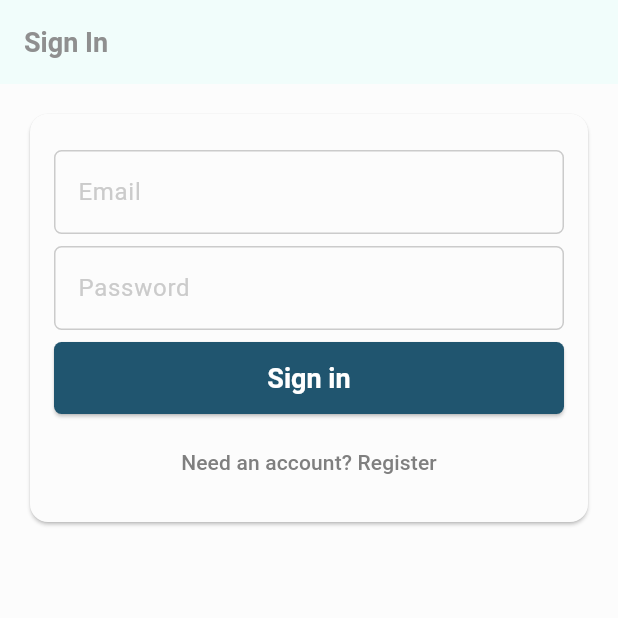
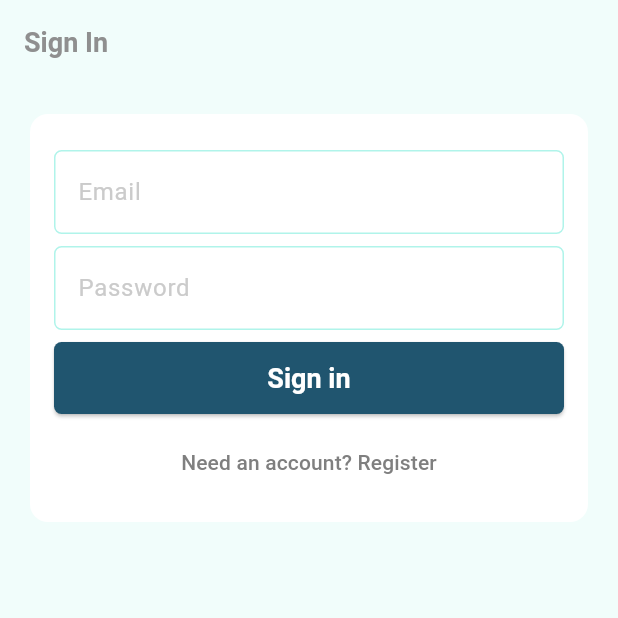
Before and after one commit to noskova/vokki, a Flutter app: the screen it shows after launch, on a phone screen of 412 x 824 dp, the top half of it. Run offline on Flutter 3.47's test engine with Material 3 defaults, Android fonts, the phone set to English and light mode, and no system bars; our stand-ins replace cloud_firestore, envied, equatable, firebase_auth, firebase_core, flutter_riverpod and 3 more; missing offline and left inert: algolia; accounts and stored records are empty; generated files the repository leaves out were written again.

Commit message:
small theme adjustments

```diff
--- a/lib/src/common_widgets/vokki_app_bar.dart
+++ b/lib/src/common_widgets/vokki_app_bar.dart
@@ -13,8 +13,6 @@ class VokkiAppBar extends StatelessWidget implements PreferredSizeWidget {
 
   @override
   Widget build(BuildContext context) {
-    print('showLogo: $showLogo');
-
     return AppBar(
       leading: (showLogo ?? false)
           ? Padding(
@@ -23,9 +21,9 @@ class VokkiAppBar extends StatelessWidget implements PreferredSizeWidget {
             )
           : null,
       actions: [
-        const Greeting(),
+        //const Greeting(),
         IconButton(
-          icon: const Icon(Icons.account_circle),
+          icon: const Icon(Icons.account_circle, size: Sizes.p40),
           onPressed: () => context.goNamed(
             AppRoute.account.name,
           ),
--- a/lib/src/constants/app_sizes.dart
+++ b/lib/src/constants/app_sizes.dart
@@ -9,6 +9,8 @@ class Sizes {
   static const p20 = 20.0;
   static const p24 = 24.0;
   static const p32 = 32.0;
+  static const p36 = 36.0;
+  static const p40 = 40.0;
   static const p48 = 48.0;
   static const p64 = 64.0;
 }
--- a/lib/src/features/flashcards/presentation/flash_cards_list/flash_cards_list.dart
+++ b/lib/src/features/flashcards/presentation/flash_cards_list/flash_cards_list.dart
@@ -45,9 +45,7 @@ class _FlashCardsListScreenState extends State<FlashCardsListScreen> {
   @override
   Widget build(BuildContext context) {
     return Scaffold(
-      appBar: const VokkiAppBar(
-        showLogo: true,
-      ),
+      appBar: const VokkiAppBar(),
       body: CustomScrollView(
         controller: _scrollController,
         slivers: [
--- a/lib/src/features/home/presentation/home_screen.dart
+++ b/lib/src/features/home/presentation/home_screen.dart
@@ -11,7 +11,9 @@ class HomeScreen extends ConsumerWidget {
   @override
   Widget build(BuildContext context, WidgetRef ref) {
     return Scaffold(
-      appBar: const VokkiAppBar(),
+      appBar: const VokkiAppBar(
+        showLogo: true,
+      ),
       floatingActionButtonLocation: FloatingActionButtonLocation.centerFloat,
       floatingActionButton: FloatingActionButton(
         onPressed: () => context.goNamed(
--- a/lib/src/routing/app_router.dart
+++ b/lib/src/routing/app_router.dart
@@ -43,7 +43,7 @@ GoRouter goRouter(GoRouterRef ref) {
       GoRoute(
         path: '/',
         name: AppRoute.home.name,
-        builder: (context, state) => const FlashCardsListScreen(),
+        builder: (context, state) => const HomeScreen(),
         routes: [
           GoRoute(
             path: 'account',
--- a/lib/src/themes/color_scheme.dart
+++ b/lib/src/themes/color_scheme.dart
@@ -26,7 +26,7 @@ class VokkiColorSchemeLight {
       },
     );
     const MaterialColor neutralColor = MaterialColor(
-      0xFFddedec,
+      0xFFFFFFFF,
       <int, Color>{
         50: Color(0xFFFFFFFF), // white
         100: Color(0xFFF6F6F6), // cultured
@@ -42,7 +42,7 @@ class VokkiColorSchemeLight {
       brightness: Brightness.light,
 
       primary: primaryColor,
-      onPrimary: neutralColor.shade50, //Switch background Color
+      onPrimary: neutralColor, //Switch background Color
 
       primaryContainer: primaryColor.withOpacity(0.1), // CircleAvatar
       onPrimaryContainer: neutralColor.shade50, //TextForCircleAvatar
--- a/lib/src/themes/vokki_theme.dart
+++ b/lib/src/themes/vokki_theme.dart
@@ -88,7 +88,7 @@ class VokkiTheme {
       brightness: Brightness.light,
       primaryColor: VokkiColorSchemeLight.colorScheme.primary,
       colorScheme: VokkiColorSchemeLight.colorScheme,
-      scaffoldBackgroundColor: VokkiColorSchemeLight.colorScheme.surface,
+      scaffoldBackgroundColor: VokkiColorSchemeLight.colorScheme.tertiary,
       appBarTheme: AppBarTheme(
         backgroundColor: VokkiColorSchemeLight.colorScheme.surfaceVariant,
         // surfaceTintColor: VokkiColorSchemeLight.colorScheme.surfaceVariant,
@@ -105,8 +105,15 @@ class VokkiTheme {
         //   color: VokkiColorSchemeLight.colorScheme.primary,
         // ),
       ),
+      iconTheme: IconThemeData(
+        color: VokkiColorSchemeLight.colorScheme.secondary,
+      ),
+      cardTheme: _baseTheme().cardTheme.copyWith(
+            color: VokkiColorSchemeLight.colorScheme.onPrimary,
+            elevation: 0,
+          ),
       listTileTheme: ListTileThemeData(
-        tileColor: VokkiColorSchemeLight.colorScheme.surface,
+        tileColor: VokkiColorSchemeLight.colorScheme.tertiary,
         selectedTileColor: VokkiColorSchemeLight.colorScheme.primaryContainer,
         selectedColor: VokkiColorSchemeLight.colorScheme.onBackground,
         subtitleTextStyle: _baseTheme().textTheme.bodySmall?.copyWith(
@@ -125,7 +132,7 @@ class VokkiTheme {
             fontSize: 18,
             fontWeight: FontWeight.bold,
           ),
-          minimumSize: const Size.fromHeight(55),
+          //minimumSize: const Size.fromHeight(55),
           shape: RoundedRectangleBorder(
             borderRadius: BorderRadius.circular(5),
           ),
@@ -160,10 +167,10 @@ class VokkiTheme {
       iconButtonTheme: IconButtonThemeData(
         style: ButtonStyle(
           iconColor: MaterialStateProperty.resolveWith(
-            (states) => VokkiColorSchemeLight.colorScheme.inverseSurface,
+            (states) => VokkiColorSchemeLight.colorScheme.primary,
           ),
           overlayColor: MaterialStateProperty.all(
-            VokkiColorSchemeLight.colorScheme.inverseSurface.withOpacity(0.2),
+            VokkiColorSchemeLight.colorScheme.primary.withOpacity(0.2),
           ),
         ),
       ),
@@ -210,7 +217,7 @@ class VokkiTheme {
         ),
         enabledBorder: OutlineInputBorder(
           borderSide: BorderSide(
-            color: VokkiColorSchemeLight.colorScheme.outlineVariant,
+            color: VokkiColorSchemeLight.colorScheme.secondary,
           ),
           borderRadius: BorderRadius.circular(5),
         ),
@@ -254,7 +261,7 @@ class VokkiTheme {
           .floatingActionButtonTheme
           .copyWith(
             foregroundColor: VokkiColorSchemeLight.colorScheme.inversePrimary,
-            backgroundColor: VokkiColorSchemeLight.colorScheme.outlineVariant,
+            backgroundColor: VokkiColorSchemeLight.colorScheme.primary,
           ),
       timePickerTheme: TimePickerThemeData(
         confirmButtonStyle: ButtonStyle(
```
